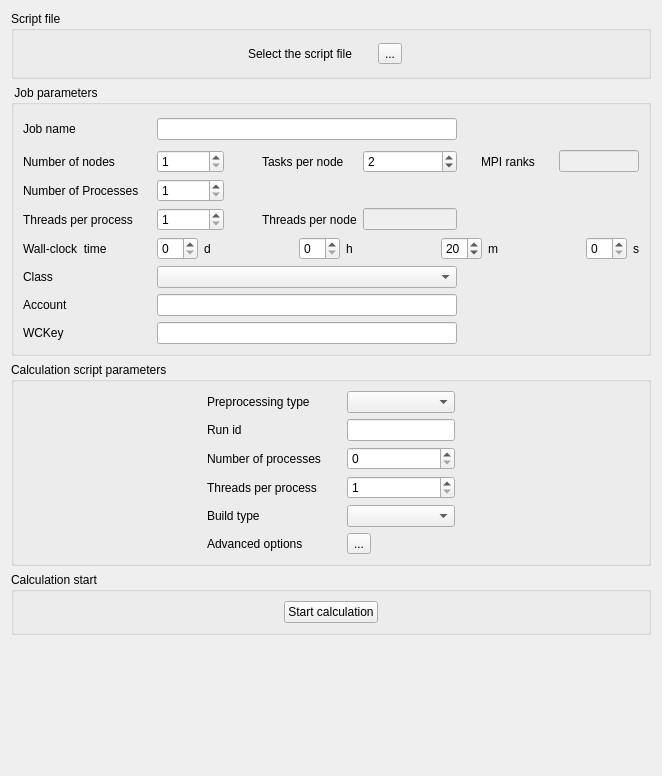
The window that gui/Pages/BatchRunningForm.ui (code-saturne/code_saturne) describes before a commit, drawn with Qt 5.
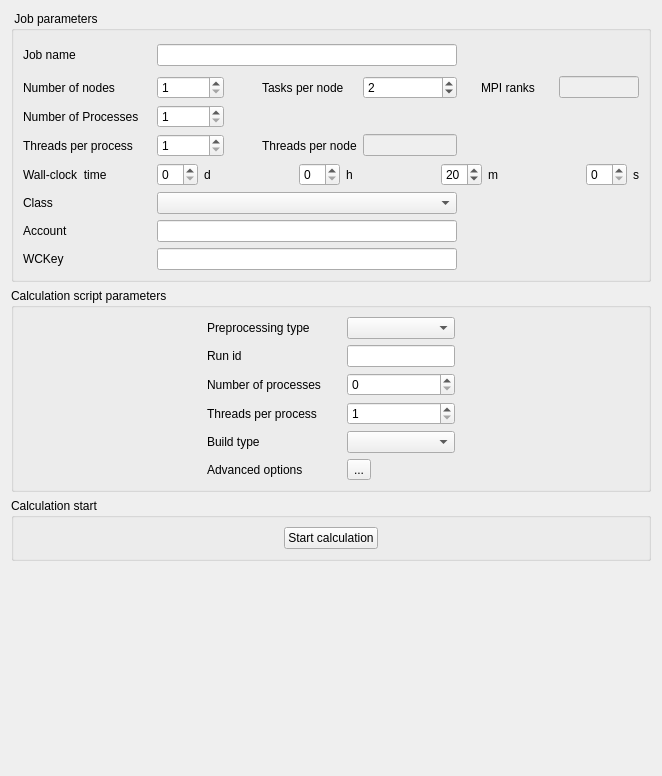
The same window after the commit. Icons and pictures are not drawn.

Commit message: GUI: script is always called 'runcase', simplifying link with XML file.

What changed in the file:
```diff
--- a/gui/Pages/BatchRunningForm.ui
+++ b/gui/Pages/BatchRunningForm.ui
@@ -14,7 +14,7 @@
    <string>Form</string>
   </property>
   <layout class="QGridLayout" name="gridLayout_3">
-   <item row="2" column="0">
+   <item row="1" column="0">
     <widget class="QGroupBox" name="groupBoxScript">
      <property name="toolTip">
       <string>&lt;html&gt;&lt;head/&gt;&lt;body&gt;&lt;p&gt;&lt;span style=&quot; font-size:9pt;&quot;&gt;Complete the calculation script parameters.&lt;/span&gt;&lt;/p&gt;&lt;/body&gt;&lt;/html&gt;</string>
@@ -197,113 +197,12 @@
      </layout>
     </widget>
    </item>
-   <item row="0" column="0">
-    <widget class="QGroupBox" name="groupBoxArchi">
-     <property name="minimumSize">
-      <size>
-       <width>250</width>
-       <height>0</height>
-      </size>
-     </property>
-     <property name="toolTip">
-      <string>&lt;html&gt;&lt;head/&gt;&lt;body&gt;&lt;p&gt;&lt;span style=&quot; font-size:9pt;&quot;&gt;Select the script file that will be used for the calculation.&lt;/span&gt;&lt;/p&gt;&lt;/body&gt;&lt;/html&gt;</string>
-     </property>
-     <property name="title">
-      <string>Script file</string>
-     </property>
-     <layout class="QVBoxLayout">
-      <item>
-       <layout class="QHBoxLayout">
-        <item>
-         <spacer>
-          <property name="orientation">
-           <enum>Qt::Horizontal</enum>
-          </property>
-          <property name="sizeHint" stdset="0">
-           <size>
-            <width>20</width>
-            <height>27</height>
-           </size>
-          </property>
-         </spacer>
-        </item>
-        <item>
-         <widget class="QLabel" name="labelBatch">
-          <property name="toolTip">
-           <string>&lt;html&gt;&lt;head/&gt;&lt;body&gt;&lt;p&gt;&lt;span style=&quot; font-size:9pt;&quot;&gt;Select the script file that will be used for the calculation.&lt;/span&gt;&lt;/p&gt;&lt;/body&gt;&lt;/html&gt;</string>
-          </property>
-          <property name="text">
-           <string>Select the script file</string>
-          </property>
-         </widget>
-        </item>
-        <item>
-         <spacer>
-          <property name="orientation">
-           <enum>Qt::Horizontal</enum>
-          </property>
-          <property name="sizeType">
-           <enum>QSizePolicy::Preferred</enum>
-          </property>
-          <property name="sizeHint" stdset="0">
-           <size>
-            <width>20</width>
-            <height>20</height>
-           </size>
-          </property>
-         </spacer>
-        </item>
-        <item>
-         <widget class="QToolButton" name="toolButtonSearchBatch">
-          <property name="toolTip">
-           <string>&lt;html&gt;&lt;head/&gt;&lt;body&gt;&lt;p&gt;&lt;span style=&quot; font-size:9pt;&quot;&gt;Select the script file that will be used for the calculation.&lt;/span&gt;&lt;/p&gt;&lt;/body&gt;&lt;/html&gt;</string>
-          </property>
-          <property name="text">
-           <string>...</string>
-          </property>
-          <property name="icon">
-           <iconset resource="resources_pages.qrc">
-            <normaloff>:/new/prefix1/icons/22x22/document-open.png</normaloff>:/new/prefix1/icons/22x22/document-open.png</iconset>
-          </property>
-          <property name="iconSize">
-           <size>
-            <width>22</width>
-            <height>22</height>
-           </size>
-          </property>
-         </widget>
-        </item>
-        <item>
-         <widget class="QLabel" name="labelBatchName">
-          <property name="text">
-           <string/>
-          </property>
-         </widget>
-        </item>
-        <item>
-         <spacer>
-          <property name="orientation">
-           <enum>Qt::Horizontal</enum>
-          </property>
-          <property name="sizeHint" stdset="0">
-           <size>
-            <width>16</width>
-            <height>27</height>
-           </size>
-          </property>
-         </spacer>
-        </item>
-       </layout>
-      </item>
-     </layout>
-    </widget>
-   </item>
-   <item row="3" column="0">
+   <item row="2" column="0">
     <widget class="QGroupBox" name="groupBox">
      <property name="sizeHint" stdset="0">
       <size>
-       <width>198</width>
-       <height>67</height>
+       <width>192</width>
+       <height>70</height>
       </size>
      </property>
      <property name="toolTip">
@@ -368,7 +267,7 @@
      </property>
     </spacer>
    </item>
-   <item row="1" column="0">
+   <item row="0" column="0">
     <widget class="QGroupBox" name="groupBoxJob">
      <property name="toolTip">
       <string>&lt;html&gt;&lt;head/&gt;&lt;body&gt;&lt;p&gt;&lt;span style=&quot; font-size:9pt;&quot;&gt;Fill this section for a parallel computation on a cluster.&lt;/span&gt;&lt;/p&gt;&lt;/body&gt;&lt;/html&gt;</string>
```
Left out of the diff: 2 changed lines with no effect on the pictures. The commit also changes 4 other files.
